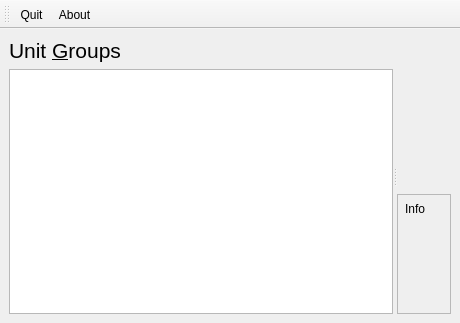
Old version of the form ui/mainwindow.ui in the repository simaxw/unit-convert.
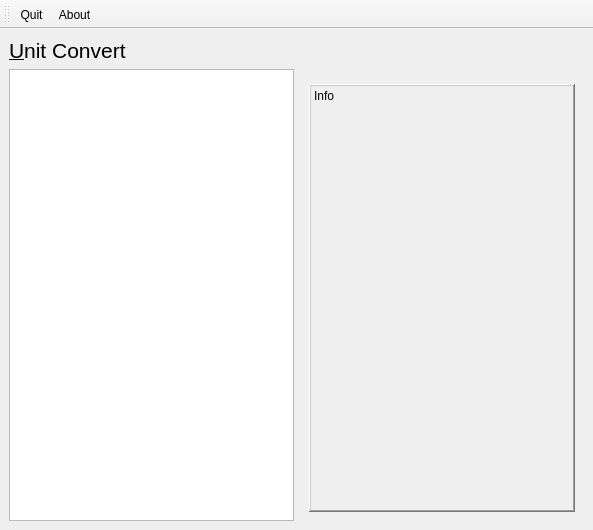
New version of the form. Icons and pictures are not drawn.

Commit message: Used QStackedLayout for unit panels

The edit to the form file:
```diff
--- a/ui/mainwindow.ui
+++ b/ui/mainwindow.ui
@@ -7,8 +7,8 @@
    <rect>
     <x>0</x>
     <y>0</y>
-    <width>460</width>
-    <height>323</height>
+    <width>593</width>
+    <height>530</height>
    </rect>
   </property>
   <property name="windowTitle">
@@ -19,13 +19,6 @@
     <normaloff>:/icon/icons/convert.png</normaloff>:/icon/icons/convert.png</iconset>
   </property>
   <widget class="QWidget" name="widgetContents">
-   <layout class="QVBoxLayout" name="verticalLayout_3">
-    <item>
-     <widget class="QSplitter" name="splitterMain">
-      <property name="orientation">
-       <enum>Qt::Horizontal</enum>
-      </property>
-      <widget class="QWidget" name="layoutWidget">
        <layout class="QVBoxLayout" name="verticalLayout">
         <item>
          <widget class="QLabel" name="lblUnitGroups">
@@ -33,7 +26,7 @@
            <string notr="true">font-size: 16pt;</string>
           </property>
           <property name="text">
-           <string>Unit &amp;Groups</string>
+       <string>&amp;Unit Convert</string>
           </property>
           <property name="buddy">
            <cstring>lstUnitGroups</cstring>
@@ -41,10 +34,18 @@
          </widget>
         </item>
         <item>
-         <widget class="QListView" name="lstUnitGroups"/>
-        </item>
-       </layout>
-      </widget>
+     <layout class="QHBoxLayout" name="horizontalLayout">
+      <item>
+       <widget class="QListView" name="lstUnitGroups">
+        <property name="sizePolicy">
+         <sizepolicy hsizetype="Minimum" vsizetype="Expanding">
+          <horstretch>0</horstretch>
+          <verstretch>0</verstretch>
+         </sizepolicy>
+        </property>
+       </widget>
+      </item>
+      <item>
       <widget class="QWidget" name="widgetUnitsPane" native="true">
        <layout class="QVBoxLayout" name="verticalLayout_2">
         <item>
@@ -53,7 +54,7 @@
         <item>
          <widget class="QLabel" name="lblUnitInfo">
           <property name="sizePolicy">
-           <sizepolicy hsizetype="Preferred" vsizetype="Fixed">
+            <sizepolicy hsizetype="Preferred" vsizetype="Expanding">
             <horstretch>0</horstretch>
             <verstretch>0</verstretch>
            </sizepolicy>
@@ -61,14 +62,11 @@
           <property name="minimumSize">
            <size>
             <width>0</width>
-            <height>120</height>
-           </size>
-          </property>
-          <property name="styleSheet">
-           <string notr="true">padding: 4px;</string>
-          </property>
+             <height>200</height>
+            </size>
+           </property>
           <property name="frameShape">
-           <enum>QFrame::StyledPanel</enum>
+            <enum>QFrame::WinPanel</enum>
           </property>
           <property name="frameShadow">
            <enum>QFrame::Raised</enum>
@@ -92,7 +90,8 @@
         </item>
        </layout>
       </widget>
-     </widget>
+      </item>
+     </layout>
     </item>
    </layout>
   </widget>
```
Lines whose indentation alone changed are shown as unchanged. The commit also changes 5 other files.
